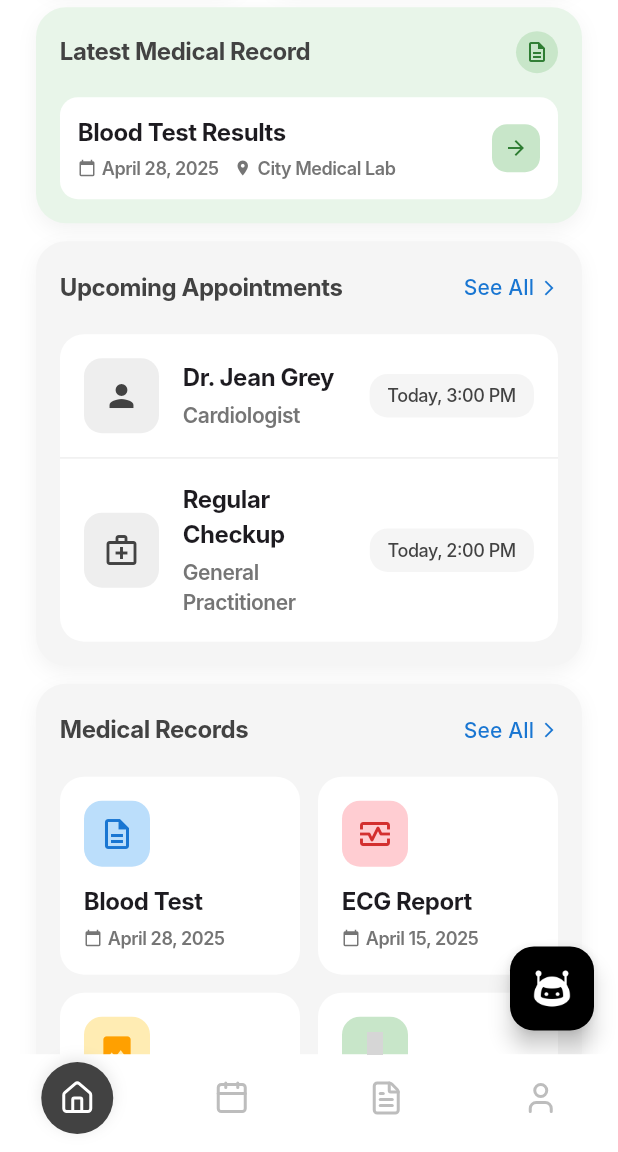
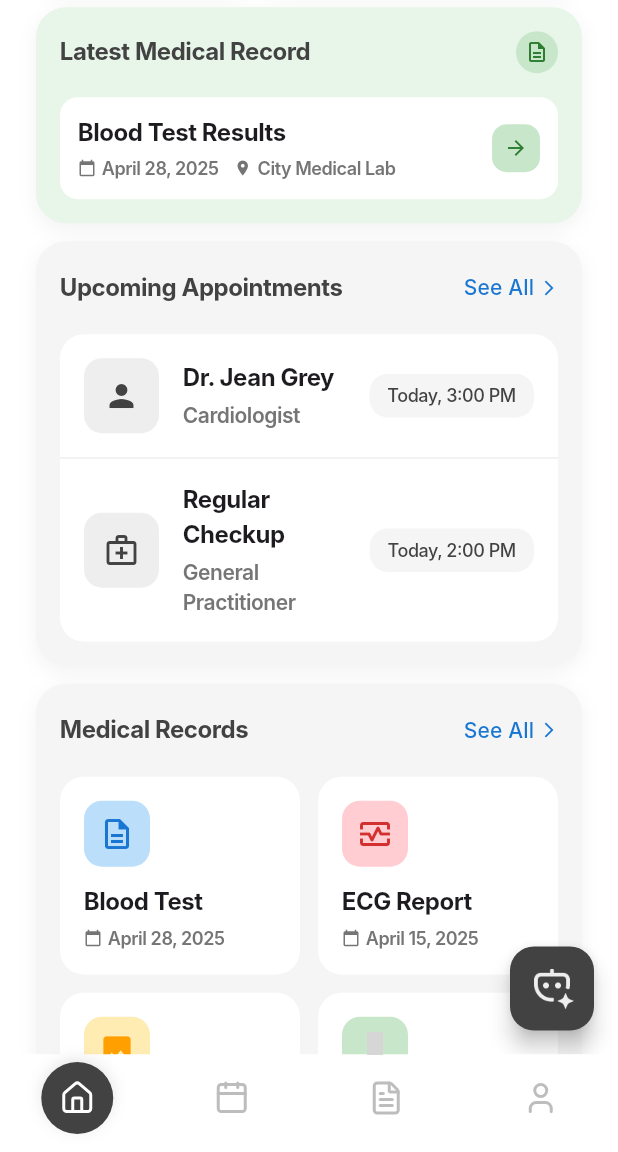
Before and after one commit to nidhisingh5958/cure-bit, a Flutter app: the HomeScreen screen opened by its route, scrolled down 576 dp, on a phone screen of 412 x 824 dp, the part 84-1236 px from its top. Run offline on Flutter 3.47's test engine with Material 3 defaults, Android fonts, the phone set to English and light mode, and no system bars; our stand-ins replace carousel_slider, country_picker, flutter_riverpod, flutter_secure_storage, go_router, image_picker and 5 more; missing offline and left inert: bcrypt, country_state_city_picker, http_interceptor, mobile_scanner, restart_app; accounts and stored records are empty; network calls fail; Roboto replaces fonts that are missing (Inter); grey boxes are pictures that could not be loaded.

Commit message:
icon change

```diff
--- a/lib/features/doctor/home_screen/_home_screen_doc.dart
+++ b/lib/features/doctor/home_screen/_home_screen_doc.dart
@@ -166,12 +166,12 @@ class _DoctorHomeScreenState extends ConsumerState<DoctorHomeScreen>
         onPressed: () {
           context.goNamed(RouteConstants.chatBot);
         },
-        backgroundColor: black,
+        backgroundColor: grey800,
         child: Image.asset(
-          'assets/icons/robot.png',
+          'assets/icons/bot.png',
           height: 32,
           width: 32,
-          color: white,
+          color: grey200,
         ),
       ),
       body: Container(
--- a/lib/features/patient/home_screen/home_screen.dart
+++ b/lib/features/patient/home_screen/home_screen.dart
@@ -54,12 +54,12 @@ class _HomeScreenState extends ConsumerState<HomeScreen> {
         onPressed: () {
           context.goNamed(RouteConstants.chatBot);
         },
-        backgroundColor: black,
+        backgroundColor: grey800,
         child: Image.asset(
-          'assets/icons/robot.png',
-          width: 30,
-          height: 30,
-          color: white,
+          'assets/icons/bot.png',
+          height: 32,
+          width: 32,
+          color: grey200,
         ),
       ),
       body: Container(
```
Also changed, not shown: assets/icons/bot.png (added), assets/icons/chatbot.png (deleted), assets/icons/logo.png (added), assets/icons/main_logo.png (deleted), assets/icons/robot.png (deleted), image-1.png (deleted), image.png (deleted), 1 other file.
